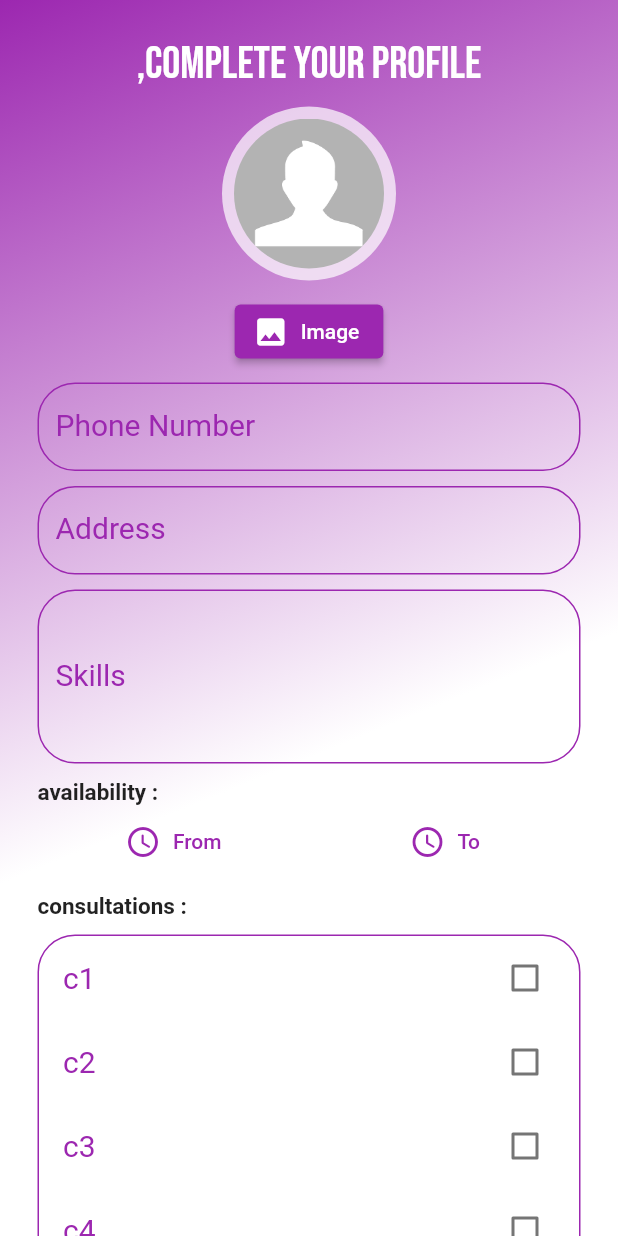
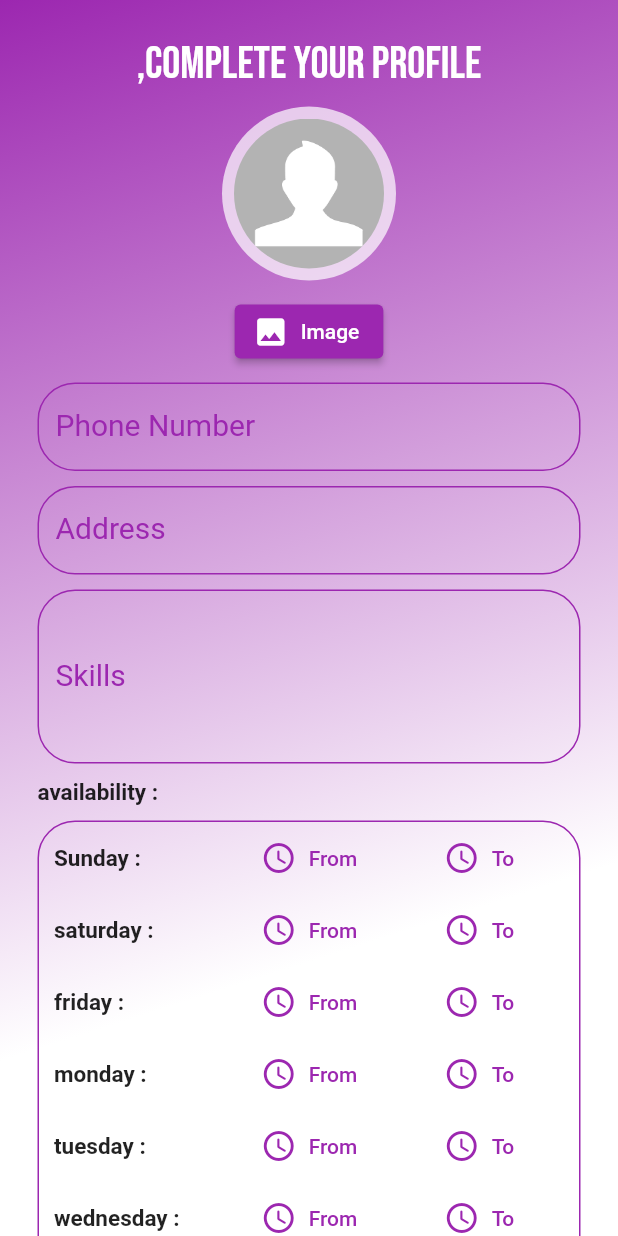
Before and after one commit to wassemmj/WO, a Flutter app: the ExpertProfileScreen screen opened directly with empty values, on a phone screen of 412 x 824 dp. Run offline on Flutter 3.47's test engine with Material 2 defaults, Android fonts, the phone set to English and light mode, and no system bars; our stand-ins replace easy_splash_screen, google_fonts, image_picker; missing offline and left inert: circular_bottom_navigation.

Commit message:
12/12 third

```diff
--- a/lib/Screen/expert_details.dart
+++ b/lib/Screen/expert_details.dart
@@ -21,7 +21,6 @@ class ExpertDetails extends StatelessWidget {
       ),
       body: SafeArea(
         child: Container(
-          //height: MediaQuery.of(context).size.height,
           alignment: Alignment.center,
           padding: const EdgeInsets.all(25),
           decoration: const BoxDecoration(
@@ -177,15 +176,21 @@ class ExpertDetails extends StatelessWidget {
                           fontWeight: FontWeight.w300,
                         ),),
                         SizedBox(height: 10,),
-                        Text('Financial Construction',style: TextStyle(
+                        Text(
+                          'Financial Construction',
+                          style: TextStyle(
                           fontSize: 18,
                           fontWeight: FontWeight.w300,
-                        ),),
+                        ),
+                        ),
                         SizedBox(height: 10,),
-                        Text('Medical Construction',style: TextStyle(
+                        Text(
+                          'Medical Construction',
+                          style: TextStyle(
                           fontSize: 18,
                           fontWeight: FontWeight.w300,
-                        ),),
+                        ),
+                        ),
                       ],
                     ),
                   ],
@@ -195,9 +200,9 @@ class ExpertDetails extends StatelessWidget {
         ),
       ),
       floatingActionButton: FloatingActionButton(
-        child: const Icon(Icons.timer_rounded,color: Colors.white,),
         backgroundColor: Colors.purple,
         onPressed: (){},
+        child: const Icon(Icons.timer_rounded,color: Colors.white,),
       ),
     );
   }
--- a/lib/Screen/expert_profile_screen.dart
+++ b/lib/Screen/expert_profile_screen.dart
@@ -6,7 +6,7 @@ import 'package:google_fonts/google_fonts.dart';
 import 'package:image_picker/image_picker.dart';
 
 class ExpertProfileScreen extends StatefulWidget {
-  const ExpertProfileScreen({Key? key,required this.name}) : super(key: key);
+  const ExpertProfileScreen({Key? key, required this.name}) : super(key: key);
 
   final String name;
 
@@ -19,8 +19,8 @@ class _ExpertProfileScreenState extends State<ExpertProfileScreen> {
   final ImagePicker picker = ImagePicker();
   File? pickedImage;
 
-  String? _startTime ;
-  String? _endTime ;
+  String? _startTime;
+  String? _endTime;
 
   var addressController = TextEditingController();
   var phoneController = TextEditingController();
@@ -79,7 +79,10 @@ class _ExpertProfileScreenState extends State<ExpertProfileScreen> {
                               child: pickedImage == null
                                   ? Image.asset('images/i.png',
                                       fit: BoxFit.cover)
-                                  : Image.file(pickedImage!,fit: BoxFit.scaleDown,),
+                                  : Image.file(
+                                      pickedImage!,
+                                      fit: BoxFit.scaleDown,
+                                    ),
                             ),
                           ),
                         ),
@@ -212,48 +215,26 @@ class _ExpertProfileScreenState extends State<ExpertProfileScreen> {
                       ),
                     ],
                   ),
-                  Row(
-                    children: [
-                      Expanded(
-                        child: TextButton.icon(
-                          onPressed: () => _getTimeFromUser(isStart: true),
-                          icon: const Icon(
-                            Icons.access_time_rounded,
+                  const SizedBox(height: 10),
+                  Container(
+                    padding: const EdgeInsets.symmetric(horizontal: 10),
+                    decoration: BoxDecoration(
+                      border: Border.all(
                         color: Colors.purple,
                       ),
-                          label: Text(
-                            st,
-                            style: const TextStyle(color: Colors.purple),
+                      borderRadius: BorderRadius.circular(25),
                     ),
-                        ),
-                      ),
-                      Expanded(
-                        child: TextButton.icon(
-                          onPressed: () => _getTimeFromUser(isStart: false),
-                          icon: const Icon(
-                            Icons.access_time_rounded,
-                            color: Colors.purple,
-                          ),
-                          label: Text(
-                            ed,
-                            style: const TextStyle(color: Colors.purple),
-                          ),
-                        ),
-                      ),
+                    child: Column(
+                      children: [
+                        buildTime('Sunday'),
+                        buildTime('saturday'),
+                        buildTime('friday'),
+                        buildTime('monday'),
+                        buildTime('tuesday'),
+                        buildTime('wednesday'),
+                        buildTime('thursday'),
                       ],
                     ),
-                  const SizedBox(height: 10),
-                  Row(
-                    mainAxisAlignment: MainAxisAlignment.start,
-                    children: const [
-                      Text(
-                        'consultations :',
-                        style: TextStyle(
-                          fontSize: 15,
-                          fontWeight: FontWeight.w600,
-                        ),
-                      ),
-                    ],
                   ),
                   const SizedBox(height: 10),
                   Container(
@@ -266,7 +247,11 @@ class _ExpertProfileScreenState extends State<ExpertProfileScreen> {
                     child: Column(
                       children: [
                         CheckboxListTile(
-                          title: const Text('c1',style: TextStyle(color:Colors.purple,fontSize: 20),),
+                          title: const Text(
+                            'c1',
+                            style:
+                                TextStyle(color: Colors.purple, fontSize: 20),
+                          ),
                           value: _isC1,
                           activeColor: Colors.purple,
                           checkColor: Colors.white,
@@ -275,7 +260,11 @@ class _ExpertProfileScreenState extends State<ExpertProfileScreen> {
                           }),
                         ),
                         CheckboxListTile(
-                          title: const Text('c2',style: TextStyle(color:Colors.purple,fontSize: 20),),
+                          title: const Text(
+                            'c2',
+                            style:
+                                TextStyle(color: Colors.purple, fontSize: 20),
+                          ),
                           value: _isC2,
                           activeColor: Colors.purple,
                           checkColor: Colors.white,
@@ -284,7 +273,11 @@ class _ExpertProfileScreenState extends State<ExpertProfileScreen> {
                           }),
                         ),
                         CheckboxListTile(
-                          title: const Text('c3',style: TextStyle(color:Colors.purple,fontSize: 20),),
+                          title: const Text(
+                            'c3',
+                            style:
+                                TextStyle(color: Colors.purple, fontSize: 20),
+                          ),
                           value: _isC3,
                           activeColor: Colors.purple,
                           checkColor: Colors.white,
@@ -293,7 +286,11 @@ class _ExpertProfileScreenState extends State<ExpertProfileScreen> {
                           }),
                         ),
                         CheckboxListTile(
-                          title: const Text('c4',style: TextStyle(color:Colors.purple,fontSize: 20),),
+                          title: const Text(
+                            'c4',
+                            style:
+                                TextStyle(color: Colors.purple, fontSize: 20),
+                          ),
                           value: _isC4,
                           activeColor: Colors.purple,
                           checkColor: Colors.white,
@@ -302,7 +299,11 @@ class _ExpertProfileScreenState extends State<ExpertProfileScreen> {
                           }),
                         ),
                         CheckboxListTile(
-                          title: const Text('c5',style: TextStyle(color:Colors.purple,fontSize: 20),),
+                          title: const Text(
+                            'c5',
+                            style:
+                                TextStyle(color: Colors.purple, fontSize: 20),
+                          ),
                           value: _isC5,
                           activeColor: Colors.purple,
                           checkColor: Colors.white,
@@ -339,7 +340,7 @@ class _ExpertProfileScreenState extends State<ExpertProfileScreen> {
                       ),
                     ),
                     onTap: () {
-                      if (_startTime==null||_endTime==null) {
+                      if (_startTime == null || _endTime == null) {
                         ScaffoldMessenger.of(context)
                             .showSnackBar(const SnackBar(
                           content: Text(
@@ -350,7 +351,11 @@ class _ExpertProfileScreenState extends State<ExpertProfileScreen> {
                         ));
                         return;
                       }
-                      if (_isC1==false&&_isC2==false&&_isC3==false&&_isC4==false&&_isC5==false) {
+                      if (_isC1 == false &&
+                          _isC2 == false &&
+                          _isC3 == false &&
+                          _isC4 == false &&
+                          _isC5 == false) {
                         ScaffoldMessenger.of(context)
                             .showSnackBar(const SnackBar(
                           content: Text(
@@ -371,7 +376,8 @@ class _ExpertProfileScreenState extends State<ExpertProfileScreen> {
                           duration: Duration(seconds: 1),
                         ));
                         _formKey.currentState!.save();
-                        Navigator.of(context).pushReplacement(MaterialPageRoute(builder: (_)=> const TabsScreen()));
+                        Navigator.of(context).pushReplacement(MaterialPageRoute(
+                            builder: (_) => const TabsScreen()));
                         phoneController.clear();
                         addressController.clear();
                         skillController.clear();
@@ -405,6 +411,49 @@ class _ExpertProfileScreenState extends State<ExpertProfileScreen> {
     );
   }
 
+  Widget buildTime(String day,) {
+    return Row(
+      mainAxisAlignment: MainAxisAlignment.start,
+      children: [
+        Expanded(
+          child: Text(
+            '$day :',
+            style: const TextStyle(
+              fontSize: 15,
+              fontWeight: FontWeight.w600,
+            ),
+          ),
+        ),
+        Expanded(
+          child: TextButton.icon(
+            onPressed: () => _getTimeFromUser(isStart: true),
+            icon: const Icon(
+              Icons.access_time_rounded,
+              color: Colors.purple,
+            ),
+            label: Text(
+              st,
+              style: const TextStyle(color: Colors.purple),
+            ),
+          ),
+        ),
+        Expanded(
+          child: TextButton.icon(
+            onPressed: () => _getTimeFromUser(isStart: false),
+            icon: const Icon(
+              Icons.access_time_rounded,
+              color: Colors.purple,
+            ),
+            label: Text(
+              ed,
+              style: const TextStyle(color: Colors.purple),
+            ),
+          ),
+        ),
+      ],
+    );
+  }
+
   _getTimeFromUser({required bool isStart}) async {
     TimeOfDay? pickedTime = await showTimePicker(
       initialEntryMode: TimePickerEntryMode.input,
--- a/lib/Screen/splash_screen.dart
+++ b/lib/Screen/splash_screen.dart
@@ -19,11 +19,8 @@ class OpenScreen extends StatelessWidget {
           loaderColor: Colors.black,
           loadingText:  const Text('Loading...', style: TextStyle(color: Colors.black, fontSize: 25),),
           durationInSeconds: 3,
-          navigator:SignUp(),
+          navigator: const SignUp(),
           backgroundColor: Colors.white,
-
-
-
         ),
       ),
     );
--- a/lib/main.dart
+++ b/lib/main.dart
@@ -20,7 +20,7 @@ class MyApp extends StatelessWidget {
         scaffoldBackgroundColor: Colors.grey.shade100,
         primarySwatch: Colors.grey,
       ),
-      home: const TabsScreen(),
+      home: const OpenScreen(),
     );
   }
 }
```
Lines whose indentation alone changed are shown as unchanged.
